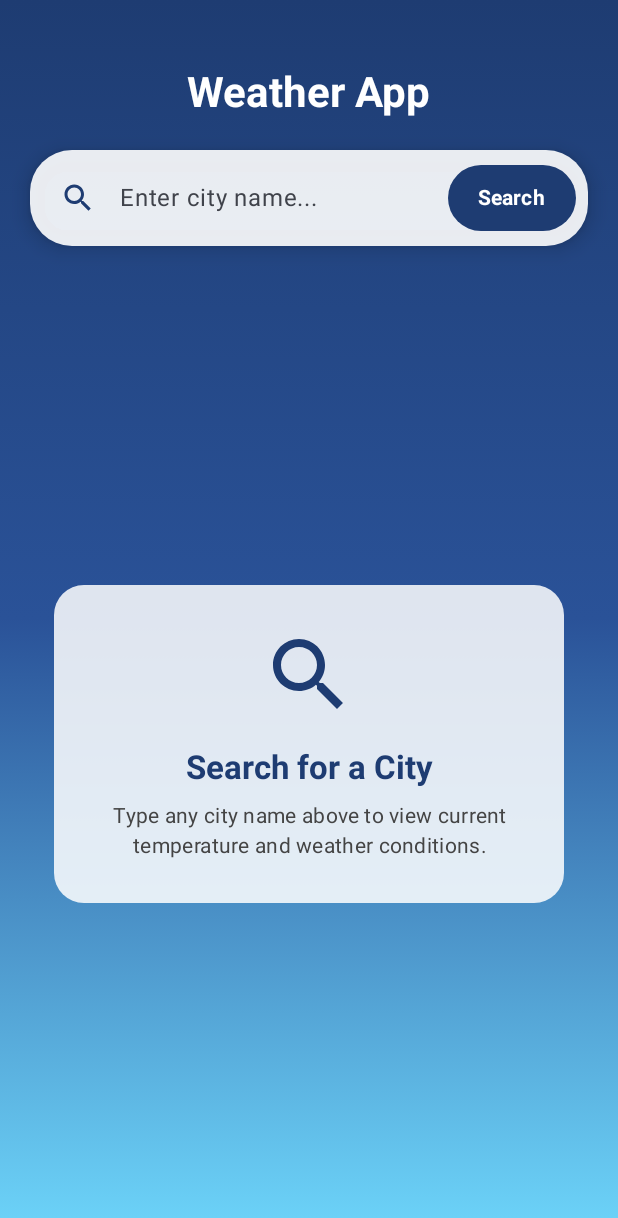
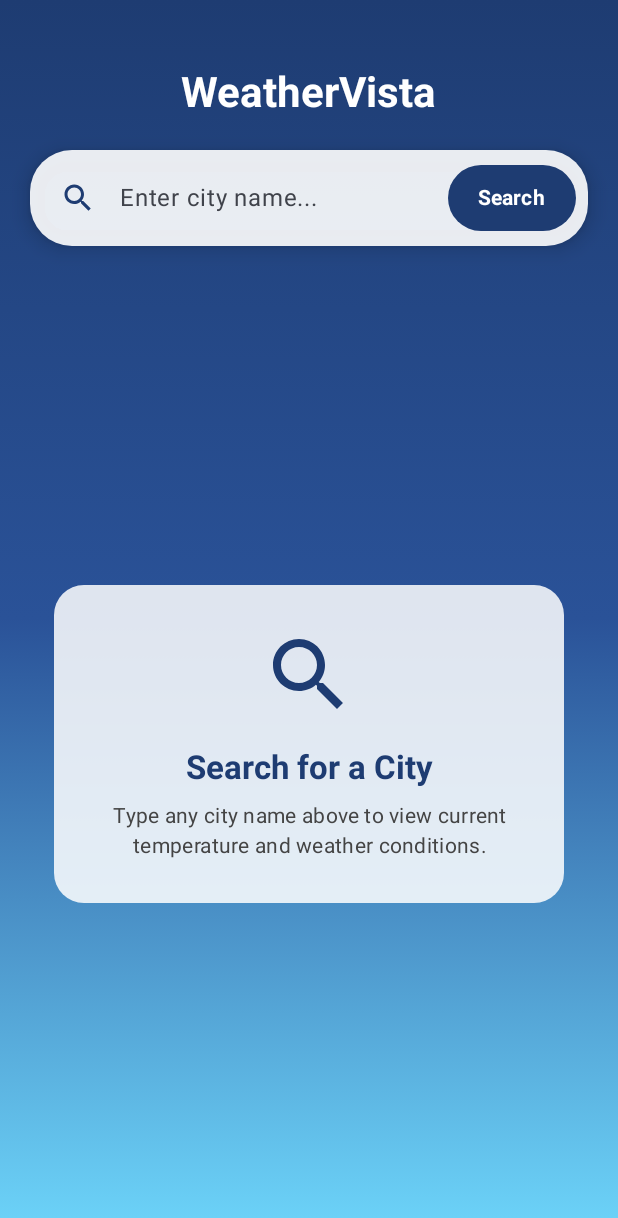
Before and after one commit to ashishlko2004-hue/WeatherVista, an Android app built with Jetpack Compose: the screen it shows after launch (MainActivity), on a phone screen of 412 x 824 dp. Shown: the top 1218 px of the screen. Run offline under Robolectric (Android 15) with nearby library versions, the phone set to English and light mode, and no system bars; pictures from the network do not load.

Commit message:
Update app name to WeatherVista and add README

```diff
--- a/app/src/main/java/com/example/weather_app/MainActivity.kt
+++ b/app/src/main/java/com/example/weather_app/MainActivity.kt
@@ -84,7 +84,7 @@ fun WeatherScreen(viewModel: WeatherViewModel) {
             Spacer(modifier = Modifier.height(24.dp))
 
             Text(
-                text = "Weather App",
+                text = "WeatherVista",
                 style = MaterialTheme.typography.headlineMedium.copy(
                     fontWeight = FontWeight.Bold,
                     color = Color.White
--- a/app/src/main/java/com/example/weather_app/model/weatherResponse.kt
+++ b/app/src/main/java/com/example/weather_app/model/weatherResponse.kt
@@ -14,6 +14,7 @@ data class Location(
 )
 
 data class Current(
+
     @SerializedName("temp_c")
     val temperature: Double,
     @SerializedName("feelslike_c")
--- a/app/src/main/java/com/example/weather_app/network/RetrofitInstance.kt
+++ b/app/src/main/java/com/example/weather_app/network/RetrofitInstance.kt
@@ -13,6 +13,5 @@ object RetrofitInstance {
             .build()
             .create(WeatherApi::class.java)
 
-
     }
 }
--- a/app/src/main/res/values/strings.xml
+++ b/app/src/main/res/values/strings.xml
@@ -1,3 +1,3 @@
 <resources>
-    <string name="app_name">Weather_App</string>
+    <string name="app_name">WeatherVista</string>
 </resources>
```
Also changed, not shown: app/src/main/java/com/example/weather_app/network/WeatherApi.kt (line endings or trailing spaces), 1 other file.
